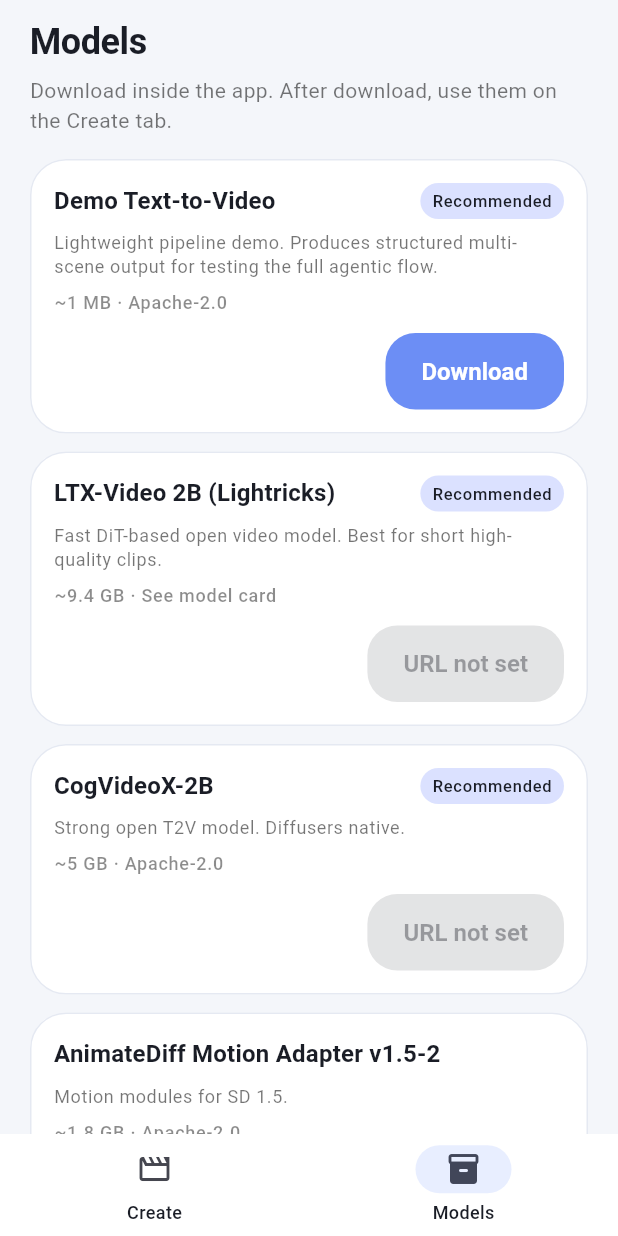
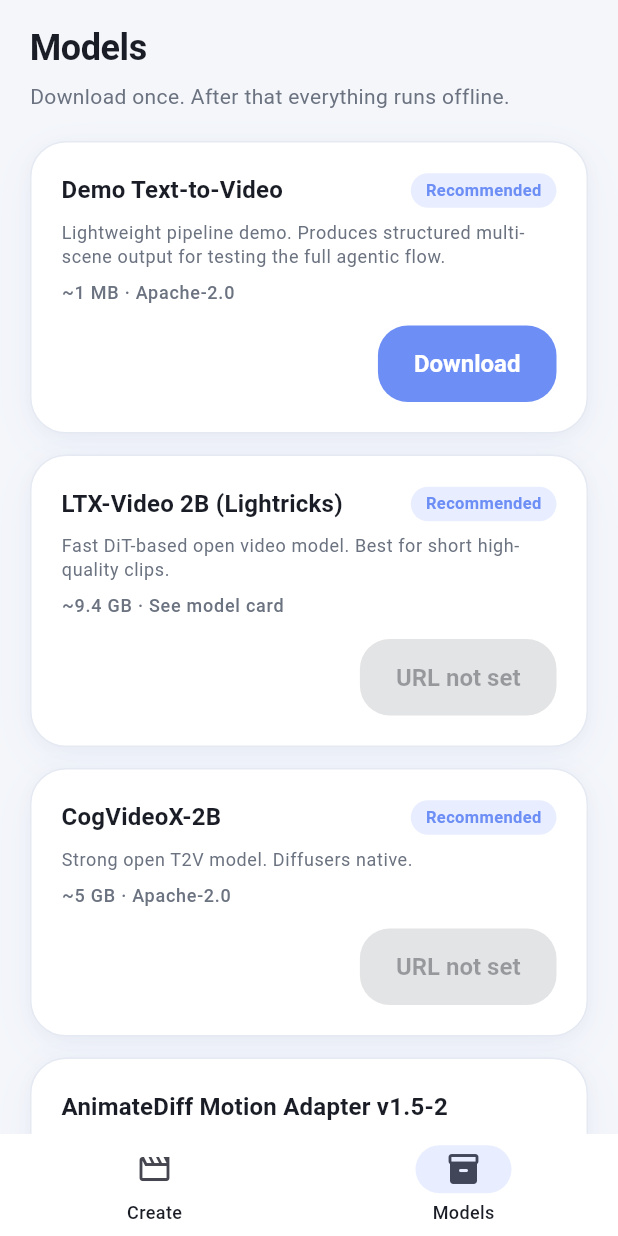
Before and after one commit to AdnanRaza88/ai-video-studio, a Flutter app: the screen it shows after launch, item 2 of the bottom bar chosen, on a phone screen of 412 x 824 dp. Run offline on Flutter 3.47's test engine with Material 3 defaults, Android fonts, the phone set to English and light mode, and no system bars; our stand-ins replace shared_preferences.

Commit message:
ui: clay Models screen + theme polish for Material 3

```diff
--- a/flutter/lib/screens/models_screen.dart
+++ b/flutter/lib/screens/models_screen.dart
@@ -1,6 +1,7 @@
 import 'package:flutter/material.dart';
 import 'package:provider/provider.dart';
 import '../services/model_service.dart';
+import '../theme.dart';
 
 class ModelsScreen extends StatelessWidget {
   const ModelsScreen({super.key});
@@ -10,35 +11,35 @@
     final service = context.watch<ModelService>();
 
     return ListView(
-      padding: const EdgeInsets.fromLTRB(20, 12, 20, 24),
+      padding: const EdgeInsets.fromLTRB(20, 16, 20, 32),
       children: [
         Text(
           'Models',
-          style: Theme.of(context).textTheme.headlineSmall?.copyWith(
-                fontWeight: FontWeight.w700,
-              ),
+          style: Theme.of(context).textTheme.headlineSmall,
         ),
         const SizedBox(height: 6),
         Text(
-          'Download inside the app. After download, use them on the Create tab.',
+          'Download once. After that everything runs offline.',
           style: Theme.of(context).textTheme.bodyMedium?.copyWith(
-                color: Colors.black54,
+                color: AppTheme.clayMuted,
               ),
         ),
         if (service.error != null) ...[
           const SizedBox(height: 12),
-          Text(service.error!, style: const TextStyle(color: Colors.redAccent)),
+          Text(
+            service.error!,
+            style: const TextStyle(color: Color(0xFFEF4444)),
+          ),
         ],
-        const SizedBox(height: 16),
+        const SizedBox(height: 20),
         ...service.models.map((m) {
           final ready = service.isReady(m.id);
           final busy = service.downloading.contains(m.id);
           final progress = service.downloadProgress[m.id];
 
-          return Card(
-            margin: const EdgeInsets.only(bottom: 12),
-            child: Padding(
-              padding: const EdgeInsets.all(16),
+          return Padding(
+            padding: const EdgeInsets.only(bottom: 14),
+            child: ClayCard(
               child: Column(
                 crossAxisAlignment: CrossAxisAlignment.start,
                 children: [
@@ -47,26 +48,26 @@
                       Expanded(
                         child: Text(
                           m.name,
-                          style: Theme.of(context).textTheme.titleMedium?.copyWith(
-                                fontWeight: FontWeight.w600,
-                              ),
+                          style: Theme.of(context).textTheme.titleMedium,
                         ),
                       ),
                       if (m.recommended)
                         Container(
                           padding: const EdgeInsets.symmetric(
-                            horizontal: 8,
+                            horizontal: 10,
                             vertical: 4,
                           ),
                           decoration: BoxDecoration(
-                            color: Theme.of(context)
-                                .colorScheme
-                                .primaryContainer,
+                            color: AppTheme.clayAccentSoft,
                             borderRadius: BorderRadius.circular(20),
                           ),
                           child: Text(
                             'Recommended',
-                            style: Theme.of(context).textTheme.labelSmall,
+                            style: TextStyle(
+                              fontSize: 11,
+                              fontWeight: FontWeight.w600,
+                              color: AppTheme.clayAccent,
+                            ),
                           ),
                         ),
                     ],
@@ -74,29 +75,32 @@
                   const SizedBox(height: 8),
                   Text(
                     m.description,
-                    style: Theme.of(context).textTheme.bodySmall?.copyWith(
-                          color: Colors.black54,
-                        ),
+                    style: Theme.of(context).textTheme.bodySmall,
                   ),
                   const SizedBox(height: 8),
                   Text(
                     '${m.sizeLabel} · ${m.license}',
                     style: Theme.of(context).textTheme.labelMedium?.copyWith(
-                          color: Colors.black45,
+                          color: AppTheme.clayMuted,
                         ),
                   ),
-                  const SizedBox(height: 12),
+                  const SizedBox(height: 14),
                   if (busy) ...[
-                    LinearProgressIndicator(
-                      value: progress,
+                    ClipRRect(
                       borderRadius: BorderRadius.circular(8),
-                      minHeight: 8,
+                      child: LinearProgressIndicator(
+                        value: progress,
+                        minHeight: 8,
+                        backgroundColor: AppTheme.clayAccentSoft,
+                        color: AppTheme.clayAccent,
+                      ),
                     ),
                     const SizedBox(height: 8),
                     Text(
                       progress == null
                           ? 'Downloading…'
                           : 'Downloading ${(progress * 100).clamp(0, 100).toStringAsFixed(0)}%',
+                      style: Theme.of(context).textTheme.bodySmall,
                     ),
                   ] else
                     Align(
@@ -104,6 +108,11 @@
                       child: ready
                           ? FilledButton.tonal(
                               onPressed: null,
+                              style: FilledButton.styleFrom(
+                                shape: RoundedRectangleBorder(
+                                  borderRadius: BorderRadius.circular(16),
+                                ),
+                              ),
                               child: const Text('Ready'),
                             )
                           : FilledButton(
--- a/flutter/lib/theme.dart
+++ b/flutter/lib/theme.dart
@@ -33,7 +33,7 @@
         centerTitle: false,
         foregroundColor: clayText,
       ),
-      cardTheme: CardTheme(
+      cardTheme: CardThemeData(
         color: claySurface,
         elevation: 0,
         shape: RoundedRectangleBorder(
@@ -92,8 +92,8 @@
       navigationBarTheme: NavigationBarThemeData(
         backgroundColor: claySurface,
         indicatorColor: clayAccentSoft,
-        labelTextStyle: WidgetStatePropertyAll(
-          const TextStyle(fontSize: 12, fontWeight: FontWeight.w500),
+        labelTextStyle: const WidgetStatePropertyAll(
+          TextStyle(fontSize: 12, fontWeight: FontWeight.w500),
         ),
         elevation: 0,
         height: 68,
```
